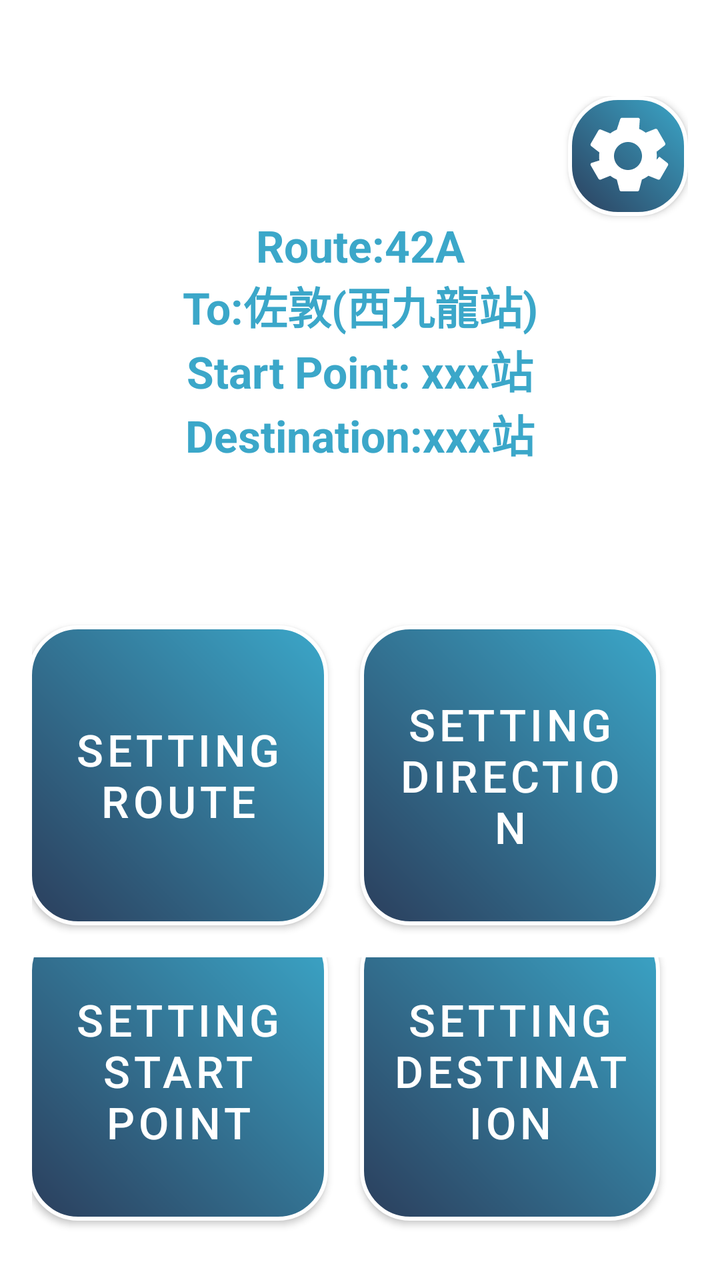
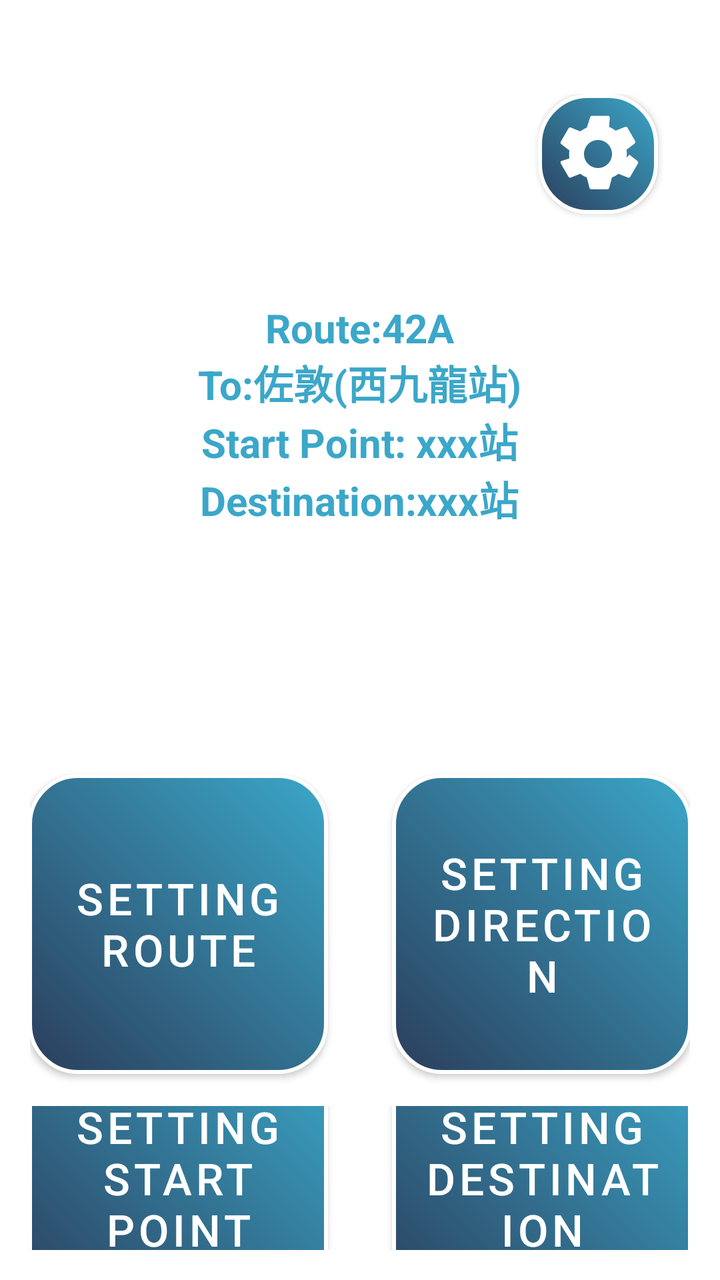

Before-and-after screenshots of an Android layout around one commit, followed by the original layout XML and the change that was made.
<!-- AndroidManifest.xml: application theme Theme.VISTA -->
<!-- res/layout/activity_find_bus_edit_menu_page.xml -->
<LinearLayout xmlns:android="http://schemas.android.com/apk/res/android"
    xmlns:app="http://schemas.android.com/apk/res-auto"
    android:id="@+id/main"
    android:layout_width="match_parent"
    android:layout_height="match_parent"
    android:background="@color/white"
    android:orientation="vertical"
    android:gravity="center"
    android:padding="16dp">
    <LinearLayout
        android:layout_width="match_parent"
        android:layout_height="wrap_content"
        android:layout_marginTop="32dp"
        android:orientation="vertical"
        android:gravity="center">
        
        <LinearLayout
            android:layout_width="match_parent"
            android:layout_height="wrap_content"
            android:layout_marginBottom="32dp"
            android:orientation="vertical"
            android:gravity="center">
            <com.google.android.material.button.MaterialButton
                android:id="@+id/btnFindBusEditSetting"
                android:layout_width="60dp"
                android:layout_height="60dp"
                android:layout_gravity="end"
                android:background="@drawable/button_setting"
                android:onClick="openSettingPage"
                app:backgroundTint="@null"
                app:backgroundTintMode="src_over"
                app:cornerRadius="0dp"
                app:strokeColor="@null"
                app:strokeWidth="0dp" />
            <TextView
                android:id="@+id/txtFindBusEditBusRoute"
                android:layout_width="wrap_content"
                android:layout_height="wrap_content"
                android:layout_marginBottom="32dp"
                android:gravity="center"
                android:text="Route:42A\nTo:佐敦(西九龍站)\nStart Point: xxx站\nDestination:xxx站"
                android:textSize="22sp"
                android:textStyle="bold"
                android:textColor="#3BA7C9" />
        </LinearLayout>

        
        <LinearLayout
            android:layout_width="356dp"
            android:layout_height="wrap_content"
            android:gravity="center"
            android:orientation="horizontal">

            <com.google.android.material.button.MaterialButton
                android:id="@+id/btnFindBusEditEditRoute"
                style="@style/SemiTransparentRoundedButton"
                android:layout_width="150dp"
                android:layout_height="150dp"
                android:layout_marginTop="16dp"
                android:layout_marginEnd="16dp"
                android:layout_marginBottom="16dp"
                android:background="@drawable/btn_photo_gradient"
                android:text="@string/FindBusEditMen_EditRoute"
                android:textSize="22sp"
                app:backgroundTint="@null"
                app:backgroundTintMode="src_over"
                app:cornerRadius="0dp"
                app:strokeColor="@null"
                app:strokeWidth="0dp" />

            <com.google.android.material.button.MaterialButton
                android:id="@+id/btnFindBusEditOutboundDirection"
                style="@style/SemiTransparentRoundedButton"
                android:layout_width="150dp"
                android:layout_height="150dp"
                android:layout_marginTop="16dp"
                android:layout_marginEnd="16dp"
                android:layout_marginBottom="16dp"
                android:background="@drawable/btn_photo_gradient"
                android:text="@string/FindBusEditMen_EditOutboundDirection"
                android:textSize="22sp"
                app:backgroundTint="@null"
                app:backgroundTintMode="src_over"
                app:cornerRadius="0dp"
                app:strokeColor="@null"
                app:strokeWidth="0dp" />
        </LinearLayout>
        
        <LinearLayout
            android:layout_width="wrap_content"
            android:layout_height="wrap_content"
            android:orientation="horizontal"
            android:gravity="center">

            <com.google.android.material.button.MaterialButton
                android:id="@+id/btnFindBusEditStartPoint"
                style="@style/SemiTransparentRoundedButton"
                android:layout_width="150dp"
                android:layout_height="150dp"
                android:layout_marginEnd="16dp"
                android:layout_marginBottom="16dp"
                android:text="@string/FindBusEditMen_EditStartPoint"
                android:textSize="22sp"
                android:background="@drawable/btn_photo_gradient"
                app:backgroundTint="@null"
                app:backgroundTintMode="src_over"
                app:cornerRadius="0dp"
                app:strokeColor="@null"
                app:strokeWidth="0dp"/>
            <com.google.android.material.button.MaterialButton
                android:id="@+id/btnFindBusEditDestination"
                style="@style/SemiTransparentRoundedButton"
                android:layout_width="150dp"
                android:layout_height="150dp"
                android:layout_marginEnd="16dp"
                android:layout_marginBottom="16dp"
                android:text="@string/FindBusEditMen_EditDestination"
                android:textSize="22sp"
                android:background="@drawable/btn_photo_gradient"
                app:backgroundTint="@null"
                app:backgroundTintMode="src_over"
                app:cornerRadius="0dp"
                app:strokeColor="@null"
                app:strokeWidth="0dp"/>
        </LinearLayout>
    </LinearLayout>
</LinearLayout>
<!-- resources referenced by this layout -->
<resources>
  <color name="white">#FFFFFF</color>
  <!-- drawable btn_photo_gradient (drawable) -->
  <?xml version="1.0" encoding="utf-8"?>
  <shape xmlns:android="http://schemas.android.com/apk/res/android"
      android:shape="rectangle">
  
      
      <gradient
          android:startColor="#2B3E5C"
          android:endColor="#3BA7C9"
          android:angle="45"
      />
  
      
      <corners android:radius="24dp" />
  
      
      <stroke
          android:width="2dp"
          android:color="#FFFFFF" />
  
  </shape>
  <!-- drawable button_setting (drawable) -->
  <?xml version="1.0" encoding="utf-8"?>
  <layer-list xmlns:android="http://schemas.android.com/apk/res/android">
      
      <item android:drawable="@drawable/btn_photo_gradient"/>
      
      <item
          android:drawable="@drawable/ic_gear"
          android:width="48dp"
          android:height="48dp"
          android:gravity="center"/>
  </layer-list>
  <string name="FindBusEditMen_EditDestination">Setting Destination</string>
  <string name="FindBusEditMen_EditOutboundDirection">Setting Direction</string>
  <string name="FindBusEditMen_EditRoute">Setting Route</string>
  <string name="FindBusEditMen_EditStartPoint">Setting Start Point</string>
  <style name="SemiTransparentRoundedButton" parent="Widget.MaterialComponents.Button">
          <item name="android:textColor">#FFFFFF</item>
          <item name="background">@drawable/button_selector</item> 
          <item name="cornerRadius">24dp</item>
          <item name="strokeColor">#FFFFFF</item>
          <item name="strokeWidth">2dp</item>
          <item name="backgroundTint">#20FFFFFF</item> 
      </style>
  <style name="Theme.VISTA" parent="Theme.MaterialComponents.DayNight.NoActionBar">
          <item name="colorPrimary">@color/semi_transparent_white</item>
          <item name="colorPrimaryVariant">@color/semi_transparent_white</item>
          <item name="colorOnPrimary">@color/white</item>
          <item name="android:statusBarColor">#D3D3D3</item>
      </style>
  <!-- drawable button_selector (drawable) -->
  <?xml version="1.0" encoding="utf-8"?>
  <selector xmlns:android="http://schemas.android.com/apk/res/android">
      
      <item android:state_pressed="true">
          <shape android:shape="rectangle">
              <solid android:color="#20FFFFFF" /> 
              <stroke android:width="2dp" android:color="#FFFFFF" />
              <corners android:radius="24dp" />
          </shape>
      </item>
  
      
      <item android:state_selected="true">
          <shape android:shape="rectangle">
              <solid android:color="#FFFF00" /> 
              <stroke android:width="2dp" android:color="#FFFFFF" />
              <corners android:radius="24dp" />
          </shape>
      </item>
  
      
      <item>
          <shape android:shape="rectangle">
              <solid android:color="#20FFFFFF" /> 
              <stroke android:width="2dp" android:color="#FFFFFF" />
              <corners android:radius="24dp" />
          </shape>
      </item>
  </selector>
  <color name="semi_transparent_white">#80FFFFFF</color>
  <!-- unchanged entries left out for length: 1 -->
</resources>

<!-- the commit's change to res/layout/activity_find_bus_edit_menu_page.xml (unified diff, before → after) -->
@@ -4,15 +4,30 @@
     android:layout_width="match_parent"
     android:layout_height="match_parent"
     android:background="@color/white"
+    android:gravity="center"
     android:orientation="vertical"
-    android:gravity="center"
-    android:padding="16dp">
+    android:padding="15dp"
+    >
     <LinearLayout
         android:layout_width="match_parent"
         android:layout_height="wrap_content"
         android:layout_marginTop="32dp"
         android:orientation="vertical"
         android:gravity="center">
+        <com.google.android.material.button.MaterialButton
+            android:id="@+id/btnMainMenuSetting"
+            android:layout_width="60dp"
+            android:layout_height="60dp"
+            android:layout_marginEnd="16dp"
+            android:layout_gravity="end"
+            android:background="@drawable/button_setting"
+            android:onClick="openSettingPage"
+            android:contentDescription="@string/setting"
+            app:backgroundTint="@null"
+            app:backgroundTintMode="src_over"
+            app:cornerRadius="0dp"
+            app:strokeColor="@null"
+            app:strokeWidth="0dp" />
         
         <LinearLayout
             android:layout_width="match_parent"
@@ -20,45 +35,33 @@
             android:layout_marginBottom="32dp"
             android:orientation="vertical"
             android:gravity="center">
-            <com.google.android.material.button.MaterialButton
-                android:id="@+id/btnFindBusEditSetting"
-                android:layout_width="60dp"
-                android:layout_height="60dp"
-                android:layout_gravity="end"
-                android:background="@drawable/button_setting"
-                android:onClick="openSettingPage"
-                app:backgroundTint="@null"
-                app:backgroundTintMode="src_over"
-                app:cornerRadius="0dp"
-                app:strokeColor="@null"
-                app:strokeWidth="0dp" />
+
             <TextView
                 android:id="@+id/txtFindBusEditBusRoute"
                 android:layout_width="wrap_content"
-                android:layout_height="wrap_content"
+                android:layout_height="200dp"
                 android:layout_marginBottom="32dp"
                 android:gravity="center"
                 android:text="Route:42A\nTo:佐敦(西九龍站)\nStart Point: xxx站\nDestination:xxx站"
-                android:textSize="22sp"
+                android:textSize="20sp"
                 android:textStyle="bold"
                 android:textColor="#3BA7C9" />
         </LinearLayout>
 
         
         <LinearLayout
-            android:layout_width="356dp"
+            android:layout_width="wrap_content"
             android:layout_height="wrap_content"
-            android:gravity="center"
-            android:orientation="horizontal">
+            android:orientation="horizontal"
+            android:gravity="center">
 
             <com.google.android.material.button.MaterialButton
                 android:id="@+id/btnFindBusEditEditRoute"
                 style="@style/SemiTransparentRoundedButton"
                 android:layout_width="150dp"
                 android:layout_height="150dp"
-                android:layout_marginTop="16dp"
-                android:layout_marginEnd="16dp"
-                android:layout_marginBottom="16dp"
+                android:layout_margin="16dp"
+                android:layout_gravity="center"
                 android:background="@drawable/btn_photo_gradient"
                 android:text="@string/FindBusEditMen_EditRoute"
                 android:textSize="22sp"
@@ -73,9 +76,8 @@
                 style="@style/SemiTransparentRoundedButton"
                 android:layout_width="150dp"
                 android:layout_height="150dp"
-                android:layout_marginTop="16dp"
-                android:layout_marginEnd="16dp"
-                android:layout_marginBottom="16dp"
+                android:layout_margin="16dp"
+                android:layout_gravity="center"
                 android:background="@drawable/btn_photo_gradient"
                 android:text="@string/FindBusEditMen_EditOutboundDirection"
                 android:textSize="22sp"
@@ -97,8 +99,8 @@
                 style="@style/SemiTransparentRoundedButton"
                 android:layout_width="150dp"
                 android:layout_height="150dp"
-                android:layout_marginEnd="16dp"
-                android:layout_marginBottom="16dp"
+                android:layout_margin="16dp"
+                android:layout_gravity="center"
                 android:text="@string/FindBusEditMen_EditStartPoint"
                 android:textSize="22sp"
                 android:background="@drawable/btn_photo_gradient"
@@ -112,8 +114,8 @@
                 style="@style/SemiTransparentRoundedButton"
                 android:layout_width="150dp"
                 android:layout_height="150dp"
-                android:layout_marginEnd="16dp"
-                android:layout_marginBottom="16dp"
+                android:layout_margin="16dp"
+                android:layout_gravity="center"
                 android:text="@string/FindBusEditMen_EditDestination"
                 android:textSize="22sp"
                 android:background="@drawable/btn_photo_gradient"
<!-- resource entries referenced after the edit -->
@@ -38,6 +38,7 @@
   <string name="FindBusEditMen_EditOutboundDirection">Setting Direction</string>
   <string name="FindBusEditMen_EditRoute">Setting Route</string>
   <string name="FindBusEditMen_EditStartPoint">Setting Start Point</string>
+  <string name="setting">setting</string>
   <style name="SemiTransparentRoundedButton" parent="Widget.MaterialComponents.Button">
           <item name="android:textColor">#FFFFFF</item>
           <item name="background">@drawable/button_selector</item> 
